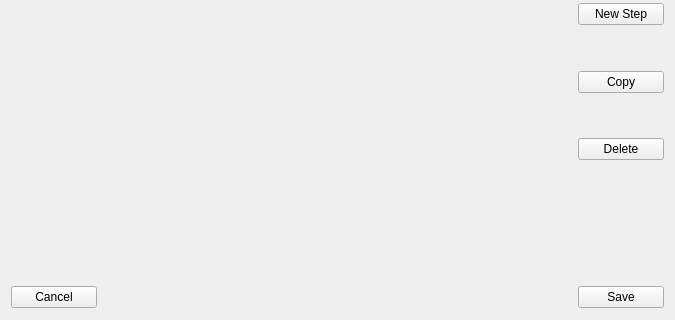
Qt form HimalayaMain/Gui/Components/Programs/Forms/ModifyProgramDlg.ui (Liyezhong/Master) before a commit; both pictures show x 0 to 675 and y 150 to 470 of the 675 by 470 pixel window.
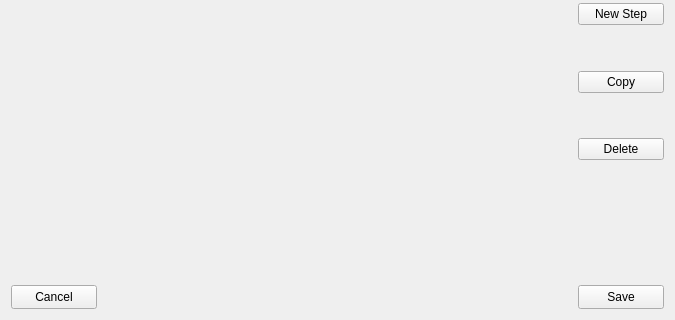
The same form after that commit. Icons and pictures are not drawn. Custom widgets are drawn as their Qt base class.

Commit message: Restrict some buttons' size to fit the dialogs' layout.

```diff
--- a/HimalayaMain/Gui/Components/Programs/Forms/ModifyProgramDlg.ui
+++ b/HimalayaMain/Gui/Components/Programs/Forms/ModifyProgramDlg.ui
@@ -22,6 +22,12 @@
   <layout class="QGridLayout" name="gridLayout" columnstretch="0,0,0,0">
    <item row="2" column="3">
     <widget class="QPushButton" name="btnSave">
+     <property name="maximumSize">
+      <size>
+       <width>153</width>
+       <height>36</height>
+      </size>
+     </property>
      <property name="focusPolicy">
       <enum>Qt::NoFocus</enum>
      </property>
@@ -179,6 +185,12 @@
    </item>
    <item row="2" column="0">
     <widget class="QPushButton" name="btnCancel">
+     <property name="maximumSize">
+      <size>
+       <width>153</width>
+       <height>36</height>
+      </size>
+     </property>
      <property name="focusPolicy">
       <enum>Qt::NoFocus</enum>
      </property>
```
Left out of the diff: 24 changed lines with no effect on the pictures. The commit also changes 3 other files.
